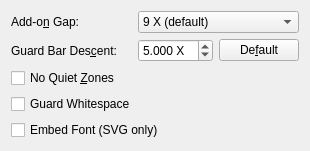
Old version of the form frontend_qt/grpUPCA.ui in the repository zint/zint.
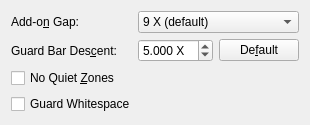
New version of the form.

Commit message: Actually change SVG font to "Arimo, Arial, sans-serif" ([607e4ed]) Allow `--embedfont` for non-EAN/UPC SVG also (& update GUI) SVG: add "fonts/normal_woff2.h"; use array syntax for it &   "fonts/upcean_woff2.h" to avoid large strings GUI: embed Arimo (via "fonts/normal_ttf.h"), same as OCRB Change textgap max 5X -> 10X README: make list of barcodes 2-col table for readability win32/README: note Visual Studio 2022 re CMake

What changed in the file:
```diff
--- a/frontend_qt/grpUPCA.ui
+++ b/frontend_qt/grpUPCA.ui
@@ -182,20 +182,6 @@
      </property>
     </widget>
    </item>
-   <item>
-    <widget class="QCheckBox" name="chkUPCAEmbedVectorFont">
-     <property name="text">
-      <string>Embed Font (SVG only)</string>
-     </property>
-     <property name="checked">
-      <bool>false</bool>
-     </property>
-     <property name="toolTip">
-      <string>Embed OCR-B font in SVG output
-(ignored if disabled)</string>
-     </property>
-    </widget>
-   </item>
    <item>
     <spacer name="verticalSpacerUPCA">
      <property name="orientation">
```
The commit also changes 83 other files.
